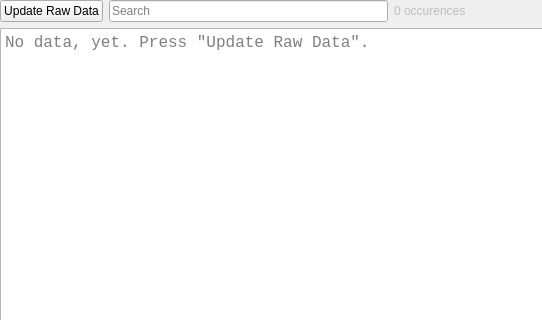
Before: the Qt Designer form app/mon/mon_gui/src/widgets/raw_monitoring_data_widget/raw_monitoring_data_widget.ui in eclipse-ecal/ecal, drawn with Qt 5; both pictures show x 0 to 542 and y 0 to 320 of the 830 by 591 pixel window.
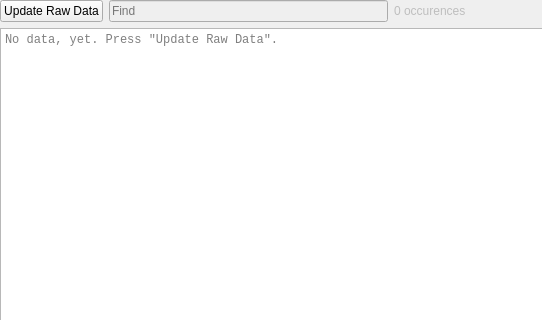
After: the same form once the commit is applied. Icons and pictures are not drawn. Custom widgets are drawn as their Qt base class.

Commit message:
Finished Raw data widget
It now has a fully working search bar and keyboard shortcuts

Patch:
```diff
--- a/app/mon/mon_gui/src/widgets/raw_monitoring_data_widget/raw_monitoring_data_widget.ui
+++ b/app/mon/mon_gui/src/widgets/raw_monitoring_data_widget/raw_monitoring_data_widget.ui
@@ -59,9 +59,18 @@
        </widget>
       </item>
       <item>
-       <widget class="QLineEdit" name="search_lineedit">
+       <widget class="SearchLineedit" name="search_lineedit">
+        <property name="enabled">
+         <bool>false</bool>
+        </property>
+        <property name="minimumSize">
+         <size>
+          <width>20</width>
+          <height>0</height>
+         </size>
+        </property>
         <property name="placeholderText">
-         <string>Search</string>
+         <string>Find</string>
         </property>
        </widget>
       </item>
@@ -116,9 +125,11 @@
      <property name="font">
       <font>
        <family>Courier New</family>
-       <pointsize>12</pointsize>
       </font>
      </property>
+     <property name="readOnly">
+      <bool>true</bool>
+     </property>
      <property name="placeholderText">
       <string>No data, yet. Press &quot;Update Raw Data&quot;.</string>
      </property>
@@ -126,6 +137,13 @@
    </item>
   </layout>
  </widget>
+ <customwidgets>
+  <customwidget>
+   <class>SearchLineedit</class>
+   <extends>QLineEdit</extends>
+   <header>search_lineedit.h</header>
+  </customwidget>
+ </customwidgets>
  <resources>
   <include location="../../../../../iconset/ecalicons.qrc"/>
  </resources>
```
Left out of the diff: 12 changed lines with no effect on the pictures. The commit also changes 17 other files.
